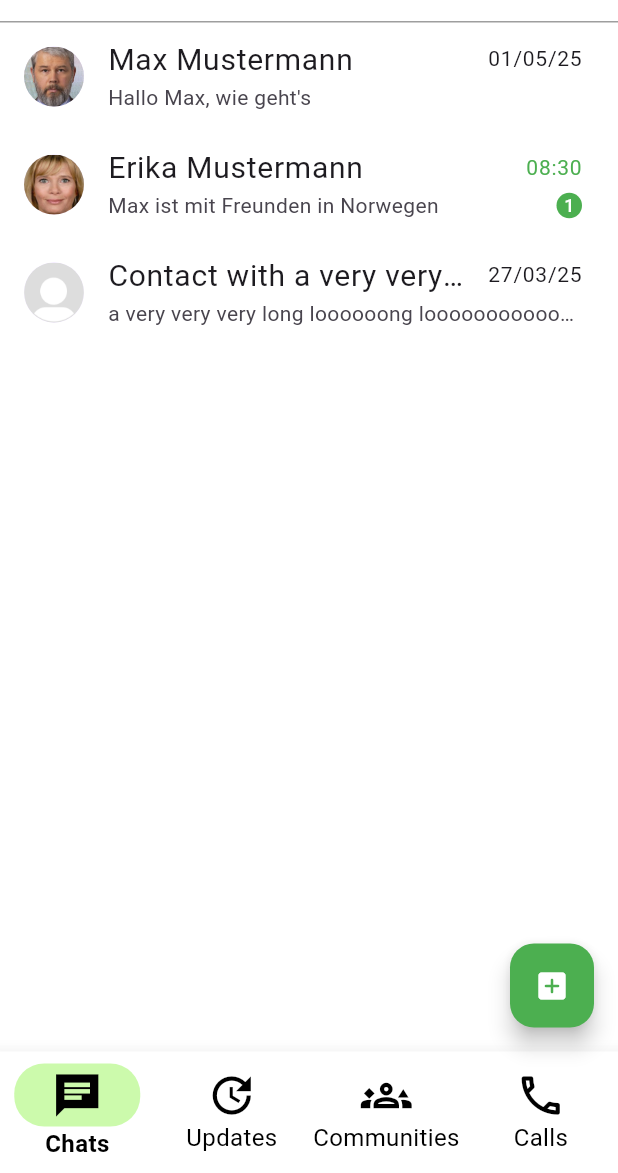
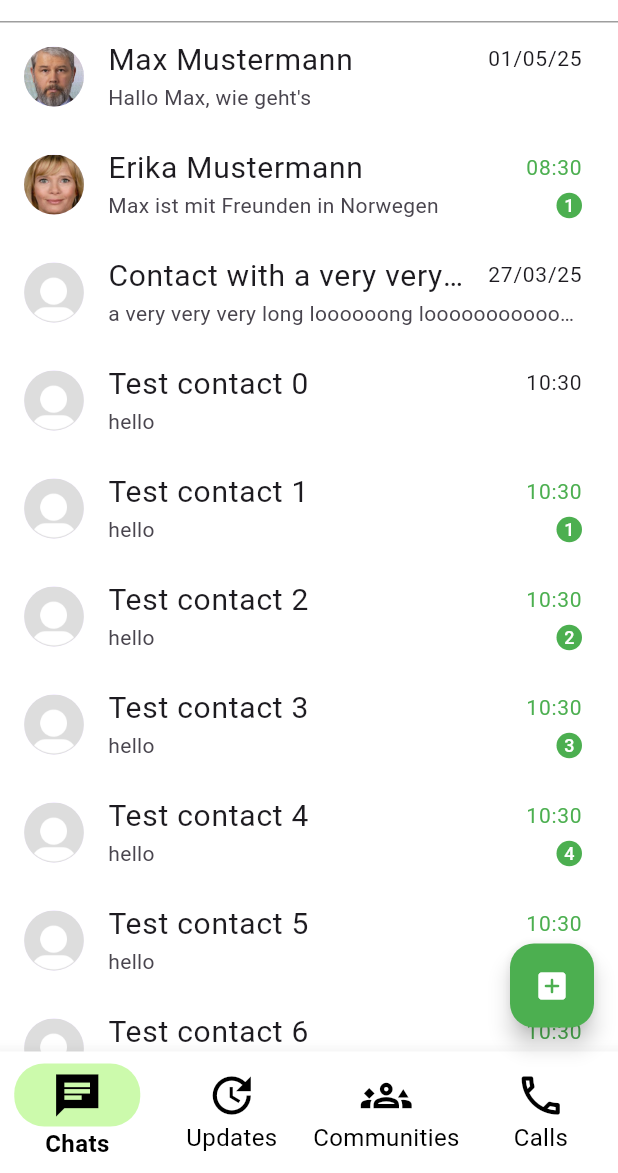
Before and after one commit to fdg2425/whatsapp_ui, a Flutter app: the screen it shows after launch, in the side drawer, after a tap on the "add box" icon, on a phone screen of 412 x 824 dp, the part 63-1236 px from its top. Run offline on Flutter 3.47's test engine with Material 3 defaults, Android fonts, the phone set to English and light mode, and no system bars.

Commit message:
first final version with ListView instead of Column and no warnings

```diff
--- a/lib/chats_widget.dart
+++ b/lib/chats_widget.dart
@@ -3,20 +3,24 @@ import 'contact_list_tile.dart';
 import 'contact_provider.dart';
 
 class ChatsWidget extends StatelessWidget {
-  ChatsWidget({super.key, required this.contactProvider});
+  const ChatsWidget({super.key, required this.contactProvider});
 
-  final contactProvider;
+  final ContactProvider contactProvider;
 
   @override
   Widget build(BuildContext context) {
     var contacts = contactProvider.contacts;
 
-    return SingleChildScrollView(
-      child: Column(
-        children: [
-          for (var contact in contacts) ContactListTile(contact: contact),
-        ],
-      ),
-    );
+    // return SingleChildScrollView(
+    //   child: Column(
+    //     children: [
+    //       for (var contact in contacts) ContactListTile(contact: contact),
+    //     ],
+    //   ),
+    // );
+
+    return ListView(children: [
+      for (var contact in contacts) ContactListTile(contact: contact),
+    ]);
   }
 }
--- a/lib/contact_provider.dart
+++ b/lib/contact_provider.dart
@@ -28,10 +28,10 @@ class ContactProvider {
     contact.dateOfLastMessage = DateTime(2025, 03, 27, 00, 11);
     contacts.add(contact);
 
-    // for (var i = 0; i < 20; i++) {
-    //   contact = Contact("Test contact $i");
-    //   contact.countOfNewMessages = i;
-    //   contacts.add(contact);
-    // }
+    for (var i = 0; i < 500; i++) {
+      contact = Contact("Test contact $i");
+      contact.countOfNewMessages = i;
+      contacts.add(contact);
+    }
   }
 }
--- a/lib/main.dart
+++ b/lib/main.dart
@@ -33,7 +33,7 @@ class MyApp extends StatelessWidget {
           unselectedItemColor: Colors.black, // Color for unselected items
           elevation: 10, // Shadow effect
         ),
-        floatingActionButtonTheme: FloatingActionButtonThemeData(
+        floatingActionButtonTheme: const FloatingActionButtonThemeData(
           backgroundColor: Colors.green, // Set your desired color
           foregroundColor: Colors.white, // Set your desired color
         ),
@@ -197,7 +197,7 @@ class _MyHomePageState extends State<MyHomePage> {
           var random = Random();
           var contacts = contactProvider.contacts;
           var index = random.nextInt(contacts.length);
-          print("index is $index");
+          //print("index is $index");
           setState(() {
             contacts[index].simulateNewMessage();
           });
```
